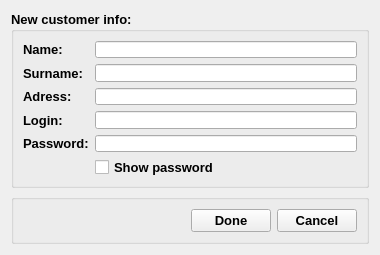
This is AddCustomerDialog.ui in Tomas-Homola/OOP_skuskoveZadanie_Pharmacy as Qt 5 draws it before an edit. The edited form follows.
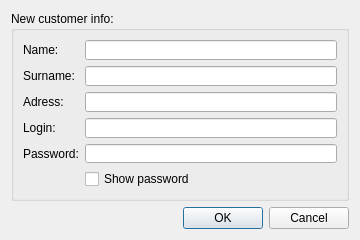
This is the edited form.

Commit message: Mensie zmena pre addCustomerDialog - nebolo to dobre vytvorene; kod pre pridanie Customer, este spravit blbo-vzdorne

Diff of the .ui file:
```diff
--- a/AddCustomerDialog.ui
+++ b/AddCustomerDialog.ui
@@ -1,33 +1,33 @@
 <?xml version="1.0" encoding="UTF-8"?>
 <ui version="4.0">
- <class>DialogAddCustomer</class>
- <widget class="QWidget" name="DialogAddCustomer">
+ <class>AddCustomerDialog</class>
+ <widget class="QDialog" name="AddCustomerDialog">
   <property name="geometry">
    <rect>
     <x>0</x>
     <y>0</y>
-    <width>380</width>
-    <height>255</height>
+    <width>360</width>
+    <height>240</height>
    </rect>
   </property>
   <property name="minimumSize">
    <size>
-    <width>380</width>
-    <height>255</height>
+    <width>360</width>
+    <height>240</height>
    </size>
   </property>
   <property name="maximumSize">
    <size>
-    <width>380</width>
-    <height>255</height>
+    <width>360</width>
+    <height>240</height>
    </size>
   </property>
   <property name="font">
    <font>
     <family>Arial</family>
-    <pointsize>10</pointsize>
-    <weight>75</weight>
-    <bold>true</bold>
+    <pointsize>9</pointsize>
+    <weight>50</weight>
+    <bold>false</bold>
    </font>
   </property>
   <property name="windowTitle">
@@ -111,39 +111,13 @@
     </widget>
    </item>
    <item>
-    <widget class="QGroupBox" name="groupBox_Buttons">
-     <property name="title">
-      <string/>
+    <widget class="QDialogButtonBox" name="buttonBox">
+     <property name="orientation">
+      <enum>Qt::Horizontal</enum>
      </property>
-     <layout class="QHBoxLayout" name="horizontalLayout">
-      <item>
-       <spacer name="horizontalSpacer">
-        <property name="orientation">
-         <enum>Qt::Horizontal</enum>
-        </property>
-        <property name="sizeHint" stdset="0">
-         <size>
-          <width>40</width>
-          <height>20</height>
-         </size>
-        </property>
-       </spacer>
-      </item>
-      <item>
-       <widget class="QPushButton" name="pushButton_Done">
-        <property name="text">
-         <string>Done</string>
-        </property>
-       </widget>
-      </item>
-      <item>
-       <widget class="QPushButton" name="pushButton_Cancel">
-        <property name="text">
-         <string>Cancel</string>
-        </property>
-       </widget>
-      </item>
-     </layout>
+     <property name="standardButtons">
+      <set>QDialogButtonBox::Cancel|QDialogButtonBox::Ok</set>
+     </property>
     </widget>
    </item>
   </layout>
```
Left out of the diff: 37 changed lines with no effect on the pictures. The commit also changes 3 other files.
